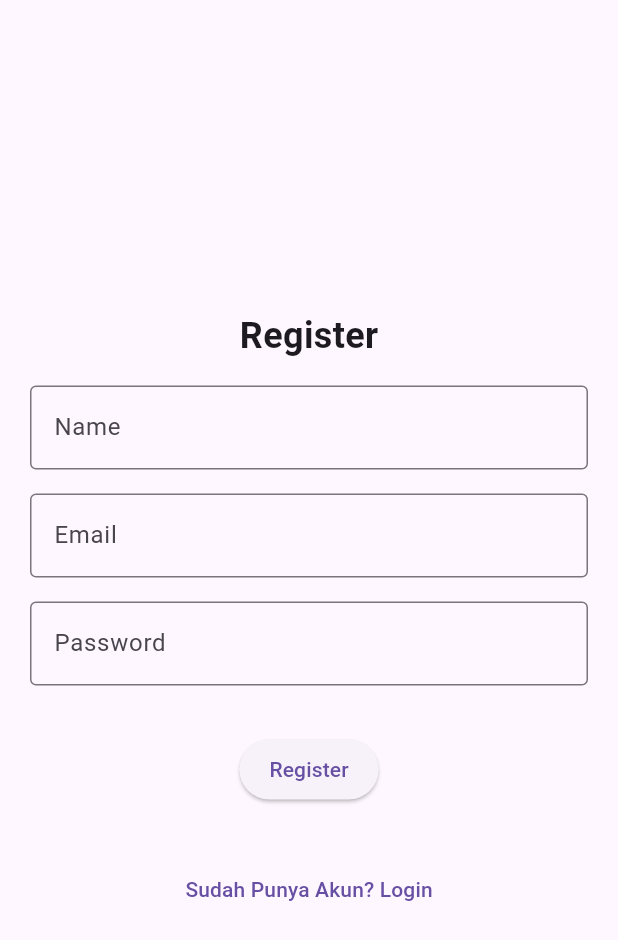
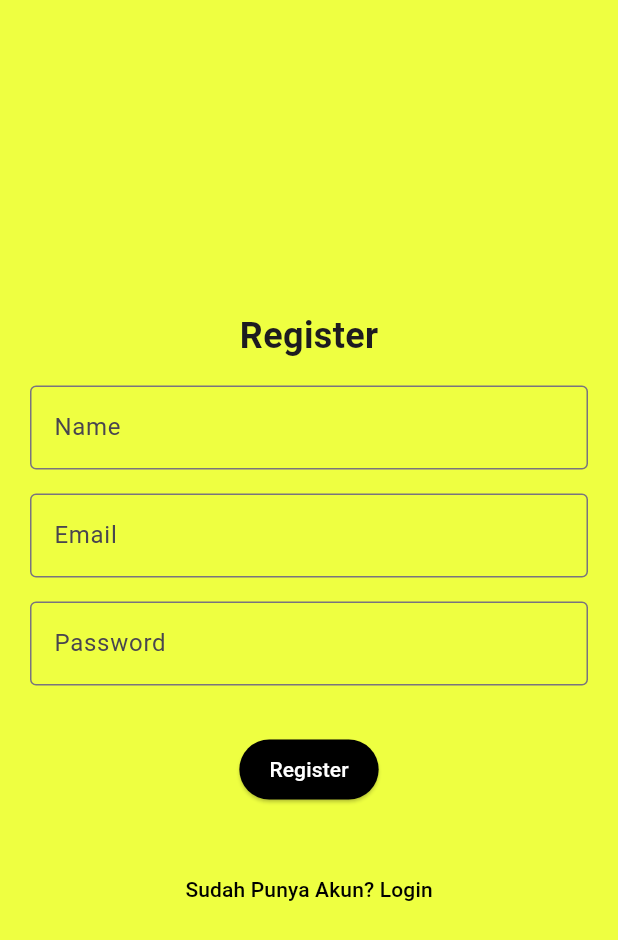
Before and after one commit to BookingAjaDulu/Todolist, a Flutter app: the screen it shows after launch, after a tap on "Belum Punya Akun? Register", on a phone screen of 412 x 824 dp. Shown: the top 940 px of the screen. Run offline on Flutter 3.47's test engine with Material 3 defaults, Android fonts, the phone set to English and light mode, and no system bars; network calls fail.

Commit message:
fix update

```diff
--- a/lib/ui/login.dart
+++ b/lib/ui/login.dart
@@ -1,4 +1,4 @@
-import 'package:akadmobile/ui/matkul_page.dart';
+import 'package:akadmobile/ui/booking_page.dart';
 import 'package:akadmobile/ui/register.dart';
 import 'package:flutter/material.dart';
 import 'package:http/http.dart' as http;
@@ -30,7 +30,7 @@ class _LoginScreenState extends State<LoginScreen> {
       _isLoading = true;
     });
 
-    const String url = 'http://192.168.18.5/lapang-api/public/login'; // Replace with your actual API endpoint
+    const String url = 'http://10.200.0.64/lapang-api/public/login'; // Replace with your actual API endpoint
 
     try {
       final response = await http.post(
@@ -96,10 +96,10 @@ void _showNotification(String message, bool isSuccess) {
     );
   }
 
-
   @override
   Widget build(BuildContext context) {
     return Scaffold(
+      backgroundColor: Colors.yellow, // Set the background color to yellow
       body: Center(
         child: Padding(
           padding: const EdgeInsets.all(20.0),
@@ -132,13 +132,18 @@ void _showNotification(String message, bool isSuccess) {
   onPressed: _isLoading ? null : _login,
   style: ElevatedButton.styleFrom(
     padding: const EdgeInsets.symmetric(horizontal: 20),
+    backgroundColor: Colors.black, // Set the background color to black
   ),
   child: _isLoading
       ? const CircularProgressIndicator(
           valueColor: AlwaysStoppedAnimation<Color>(Colors.white),
         )
-                    : const Text('Login'),
+      : const Text(
+          'Login',
+          style: TextStyle(color: Colors.white), // Set text color to white
         ),
+),
+
               const SizedBox(height: 16),
               if (_notificationMessage.isNotEmpty)
                 FadeTransition(
@@ -173,8 +178,12 @@ void _showNotification(String message, bool isSuccess) {
       ),
     );
   },
-                child: const Text('Belum Punya Akun? Register'),
+  child: const Text(
+    'Belum Punya Akun? Register',
+    style: TextStyle(color: Colors.black), // Set text color to black
   ),
+),
+
             ],
           ),
         ),
--- a/lib/ui/register.dart
+++ b/lib/ui/register.dart
@@ -30,7 +30,7 @@ class _RegisterScreenState extends State<RegisterScreen> {
       _isLoading = true;
     });
 
-    const String url = 'http://192.168.18.5/lapang-api/public/registrasi'; // Replace with your actual API endpoint
+    const String url = 'http://10.200.0.64/lapang-api/public/registrasi'; // Replace with your actual API endpoint
 
     try {
       final response = await http.post(
@@ -94,6 +94,7 @@ void _showNotification(String message, bool isSuccess) {
   @override
   Widget build(BuildContext context) {
     return Scaffold(
+            backgroundColor: Colors.limeAccent, // Set the background color to yellow
       body: Center(
         child: Padding(
           padding: const EdgeInsets.all(20.0),
@@ -137,13 +138,18 @@ void _showNotification(String message, bool isSuccess) {
   onPressed: _isLoading ? null : _register,
   style: ElevatedButton.styleFrom(
     padding: const EdgeInsets.symmetric(horizontal: 20),
+    backgroundColor: Colors.black, // Set the background color to black
   ),
   child: _isLoading
       ? const CircularProgressIndicator(
           valueColor: AlwaysStoppedAnimation<Color>(Colors.white),
         )
-                    : const Text('Register'),
+      : const Text(
+          'Register',
+          style: TextStyle(color: Colors.white), // Set text color to white
         ),
+),
+
               const SizedBox(height: 16),
               if (_notificationMessage.isNotEmpty)
                 FadeTransition(
@@ -162,7 +168,7 @@ void _showNotification(String message, bool isSuccess) {
                     child: Text(
                       _notificationMessage,
                       style: TextStyle(
-                        color: Colors.white,
+                        color: Colors.black,
                         fontWeight: FontWeight.bold,
                       ),
                     ),
@@ -178,8 +184,12 @@ void _showNotification(String message, bool isSuccess) {
       ),
     );
   },
-                child: const Text('Sudah Punya Akun? Login'),
+  child: const Text(
+    'Sudah Punya Akun? Login',
+    style: TextStyle(color: Colors.black), // Set text color to black
   ),
+),
+
             ],
           ),
         ),
```
Also changed, not shown: lib/ui/booking_detail.dart (renamed from lib/ui/matkul_detail.dart, +7 -7 lines), lib/ui/booking_form.dart (renamed from lib/ui/matkul_form.dart, +7 -7 lines), lib/ui/booking_page.dart (renamed from lib/ui/matkul_page.dart, +6 -6 lines), lib/ui/booking_update.dart (renamed from lib/ui/matkul_update.dart, +7 -7 lines). Lines whose indentation alone changed are shown as unchanged.
